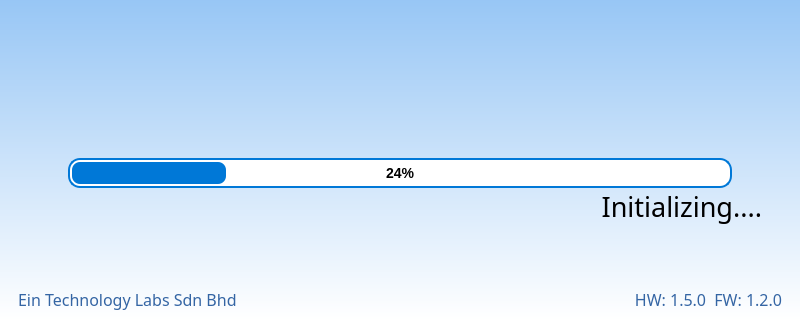
eSpark-Backup/nabilfesal-msm-fw, file QT_APP/mainwindow.ui: the form before one commit; both pictures show x 0 to 800 and y 160 to 480 of the 800 by 480 pixel window.
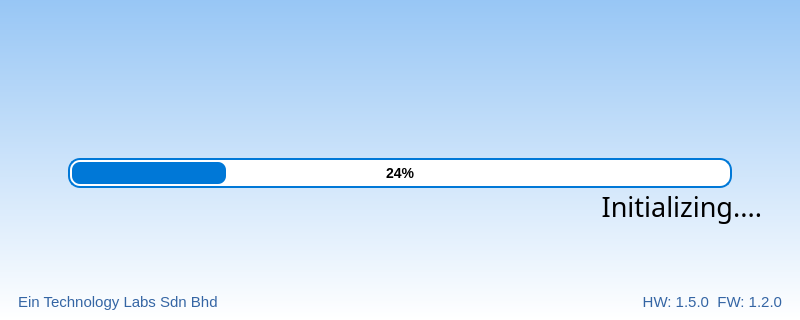
The form after the commit. Icons and pictures are not drawn.

What changed in the file:
```diff
--- a/QT_APP/mainwindow.ui
+++ b/QT_APP/mainwindow.ui
@@ -178,8 +178,10 @@
        <widget class="QLabel" name="label">
         <property name="font">
          <font>
-          <family>Gilroy</family>
-          <pointsize>12</pointsize>
+          <family>Ubuntu</family>
+          <pointsize>11</pointsize>
+          <italic>false</italic>
+          <bold>false</bold>
          </font>
         </property>
         <property name="styleSheet">
@@ -195,8 +197,10 @@
        <widget class="QLabel" name="hf">
         <property name="font">
          <font>
-          <family>Gilroy</family>
-          <pointsize>12</pointsize>
+          <family>Ubuntu</family>
+          <pointsize>11</pointsize>
+          <italic>false</italic>
+          <bold>false</bold>
          </font>
         </property>
         <property name="styleSheet">
```
Left out of the diff: 6 changed lines with no effect on the pictures.
